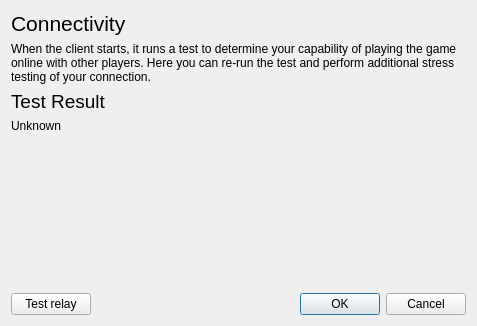
The window that res/connectivity/connectivity.ui (FAForever/client) describes before a commit, drawn with Qt 5.
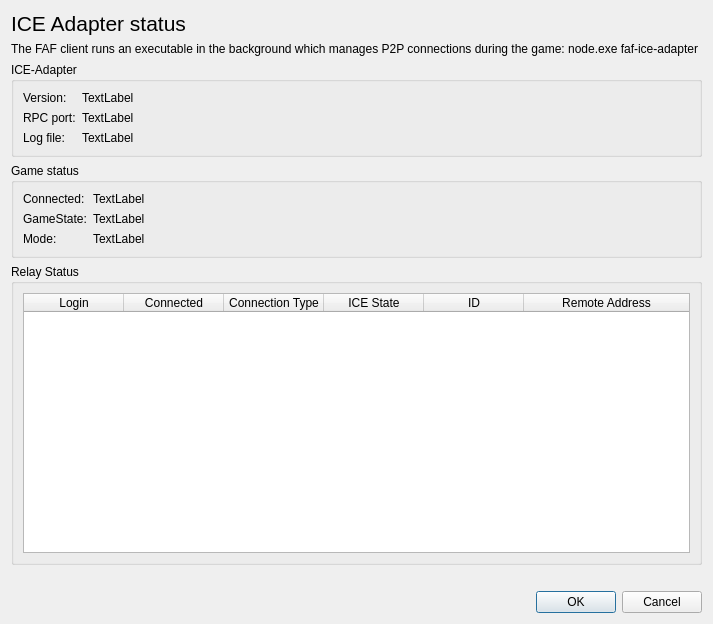
The same window after the commit.

Commit message: reenable ConnectivityDialog

Patch:
```diff
--- a/res/connectivity/connectivity.ui
+++ b/res/connectivity/connectivity.ui
@@ -6,8 +6,8 @@
    <rect>
     <x>0</x>
     <y>0</y>
-    <width>477</width>
-    <height>326</height>
+    <width>713</width>
+    <height>624</height>
    </rect>
   </property>
   <property name="sizePolicy">
@@ -19,8 +19,8 @@
   <property name="windowTitle">
    <string>Connectivity</string>
   </property>
-  <layout class="QFormLayout" name="formLayout">
-   <item row="0" column="0" colspan="2">
+  <layout class="QVBoxLayout" name="verticalLayout">
+   <item>
     <widget class="QLabel" name="label_2">
      <property name="font">
       <font>
@@ -28,14 +28,14 @@
       </font>
      </property>
      <property name="text">
-      <string>Connectivity</string>
+      <string>ICE Adapter status</string>
      </property>
     </widget>
    </item>
-   <item row="2" column="0" colspan="2">
+   <item>
     <widget class="QLabel" name="label">
      <property name="text">
-      <string>When the client starts, it runs a test to determine your capability of playing the game online with other players. Here you can re-run the test and perform additional stress testing of your connection.</string>
+      <string>The FAF client runs an executable in the background which manages P2P connections during the game: node.exe faf-ice-adapter</string>
      </property>
      <property name="alignment">
       <set>Qt::AlignLeading|Qt::AlignLeft|Qt::AlignTop</set>
@@ -45,19 +45,177 @@
      </property>
     </widget>
    </item>
-   <item row="4" column="0" colspan="2">
-    <widget class="QLabel" name="label_3">
-     <property name="font">
-      <font>
-       <pointsize>14</pointsize>
-      </font>
+   <item>
+    <widget class="QGroupBox" name="groupBox_3">
+     <property name="title">
+      <string>ICE-Adapter</string>
      </property>
+     <layout class="QFormLayout" name="formLayout_2">
+      <item row="0" column="0">
+       <widget class="QLabel" name="label_6">
+        <property name="text">
+         <string>Version:</string>
+        </property>
+       </widget>
+      </item>
+      <item row="0" column="1">
+       <widget class="QLabel" name="label_version">
+        <property name="text">
+         <string>TextLabel</string>
+        </property>
+       </widget>
+      </item>
+      <item row="1" column="0">
+       <widget class="QLabel" name="label_7">
+        <property name="text">
+         <string>RPC port:</string>
+        </property>
+       </widget>
+      </item>
+      <item row="1" column="1">
+       <widget class="QLabel" name="label_rpc_port">
+        <property name="text">
+         <string>TextLabel</string>
+        </property>
+       </widget>
+      </item>
+      <item row="2" column="0">
+       <widget class="QLabel" name="label_8">
+        <property name="text">
+         <string>Log file:</string>
+        </property>
+       </widget>
+      </item>
+      <item row="2" column="1">
+       <widget class="QLabel" name="label_log_file">
+        <property name="text">
+         <string>TextLabel</string>
+        </property>
+       </widget>
+      </item>
+     </layout>
+    </widget>
+   </item>
+   <item>
+    <widget class="QGroupBox" name="groupBox">
+     <property name="title">
+      <string>Game status</string>
+     </property>
+     <layout class="QFormLayout" name="formLayout">
+      <item row="0" column="0">
+       <widget class="QLabel" name="label_3">
+        <property name="text">
+         <string>Connected:</string>
+        </property>
+       </widget>
+      </item>
+      <item row="1" column="0">
+       <widget class="QLabel" name="label_4">
+        <property name="text">
+         <string>GameState:</string>
+        </property>
+       </widget>
+      </item>
+      <item row="2" column="0">
+       <widget class="QLabel" name="label_5">
+        <property name="text">
+         <string>Mode:</string>
+        </property>
+       </widget>
+      </item>
+      <item row="0" column="1">
+       <widget class="QLabel" name="label_connected">
+        <property name="text">
+         <string>TextLabel</string>
+        </property>
+       </widget>
+      </item>
+      <item row="1" column="1">
+       <widget class="QLabel" name="label_gamestate">
+        <property name="text">
+         <string>TextLabel</string>
+        </property>
+       </widget>
+      </item>
+      <item row="2" column="1">
+       <widget class="QLabel" name="label_mode">
+        <property name="text">
+         <string>TextLabel</string>
+        </property>
+       </widget>
+      </item>
+     </layout>
+    </widget>
+   </item>
+   <item>
+    <widget class="QGroupBox" name="groupBox_2">
+     <property name="title">
+      <string>Relay Status</string>
+     </property>
+     <layout class="QVBoxLayout" name="verticalLayout_2">
+      <item>
+       <widget class="QTableWidget" name="table_relays">
+        <property name="contextMenuPolicy">
+         <enum>Qt::CustomContextMenu</enum>
+        </property>
+        <property name="editTriggers">
+         <set>QAbstractItemView::NoEditTriggers</set>
+        </property>
+        <property name="alternatingRowColors">
+         <bool>true</bool>
+        </property>
+        <property name="selectionMode">
+         <enum>QAbstractItemView::SingleSelection</enum>
+        </property>
+        <property name="selectionBehavior">
+         <enum>QAbstractItemView::SelectRows</enum>
+        </property>
+        <attribute name="horizontalHeaderStretchLastSection">
+         <bool>true</bool>
+        </attribute>
+        <column>
+         <property name="text">
+          <string>Login</string>
+         </property>
+        </column>
+        <column>
+         <property name="text">
+          <string>Connected</string>
+         </property>
+        </column>
+        <column>
+         <property name="text">
+          <string>Connection Type</string>
+         </property>
+        </column>
+        <column>
+         <property name="text">
+          <string>ICE State</string>
+         </property>
+        </column>
+        <column>
+         <property name="text">
+          <string>ID</string>
+         </property>
+        </column>
+        <column>
+         <property name="text">
+          <string>Remote Address</string>
+         </property>
+        </column>
+       </widget>
+      </item>
+     </layout>
+    </widget>
+   </item>
+   <item>
+    <widget class="QLabel" name="relay_test_label">
      <property name="text">
-      <string>Test Result</string>
+      <string/>
      </property>
     </widget>
    </item>
-   <item row="11" column="1">
+   <item>
     <widget class="QDialogButtonBox" name="buttonBox">
      <property name="orientation">
       <enum>Qt::Horizontal</enum>
@@ -67,53 +225,6 @@
      </property>
     </widget>
    </item>
-   <item row="11" column="0">
-    <widget class="QPushButton" name="runTestButton">
-     <property name="text">
-      <string>Test relay</string>
-     </property>
-    </widget>
-   </item>
-   <item row="8" column="1">
-    <spacer name="verticalSpacer">
-     <property name="orientation">
-      <enum>Qt::Vertical</enum>
-     </property>
-     <property name="sizeHint" stdset="0">
-      <size>
-       <width>20</width>
-       <height>40</height>
-      </size>
-     </property>
-    </spacer>
-   </item>
-   <item row="10" column="1">
-    <spacer name="verticalSpacer_2">
-     <property name="orientation">
-      <enum>Qt::Vertical</enum>
-     </property>
-     <property name="sizeHint" stdset="0">
-      <size>
-       <width>20</width>
-       <height>40</height>
-      </size>
-     </property>
-    </spacer>
-   </item>
-   <item row="9" column="0">
-    <widget class="QLabel" name="relay_test_label">
-     <property name="text">
-      <string/>
-     </property>
-    </widget>
-   </item>
-   <item row="7" column="0">
-    <widget class="QLabel" name="test_result_label">
-     <property name="text">
-      <string>Unknown</string>
-     </property>
-    </widget>
-   </item>
   </layout>
  </widget>
  <resources/>
```
The commit also changes 6 other files.
